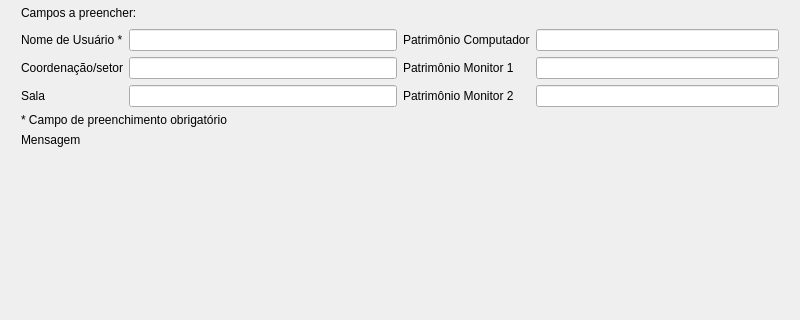
Above: Mapa/mapa_default.ui from lightbase/cacic-agente before the change; both pictures show x 0 to 800 and y 100 to 420 of the 800 by 600 pixel window. Below: the same form after it.
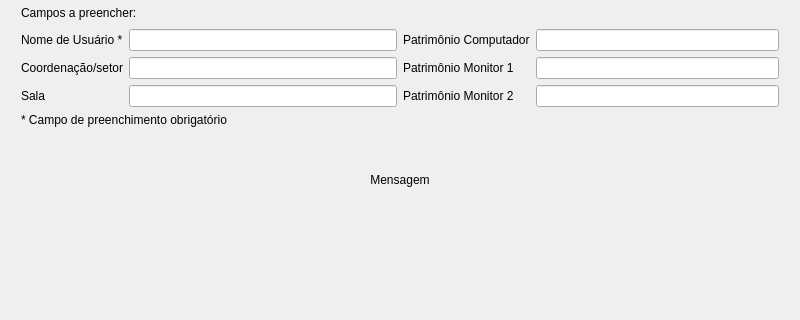
That is the form after the change. Icons and pictures are not drawn.

Commit message: Método de exibir mensagem no Mapa ajustado.

Patch:
```diff
--- a/Mapa/mapa_default.ui
+++ b/Mapa/mapa_default.ui
@@ -65,7 +65,7 @@
      <enum>QLayout::SetMinAndMaxSize</enum>
     </property>
     <item row="0" column="0">
-     <layout class="QVBoxLayout" name="verticalLayout" stretch="0,0,0,0,0,0,0,0">
+     <layout class="QVBoxLayout" name="verticalLayout" stretch="0,0,0,0,0,0,0,0,0">
       <property name="sizeConstraint">
        <enum>QLayout::SetMinAndMaxSize</enum>
       </property>
@@ -281,11 +281,30 @@
         </property>
        </widget>
       </item>
+      <item>
+       <spacer name="verticalSpacer_2">
+        <property name="orientation">
+         <enum>Qt::Vertical</enum>
+        </property>
+        <property name="sizeType">
+         <enum>QSizePolicy::Minimum</enum>
+        </property>
+        <property name="sizeHint" stdset="0">
+         <size>
+          <width>20</width>
+          <height>40</height>
+         </size>
+        </property>
+       </spacer>
+      </item>
       <item>
        <widget class="QLabel" name="labelMessage">
         <property name="text">
          <string>Mensagem</string>
         </property>
+        <property name="alignment">
+         <set>Qt::AlignCenter</set>
+        </property>
        </widget>
       </item>
       <item>
```
The commit also changes 1 other file.
